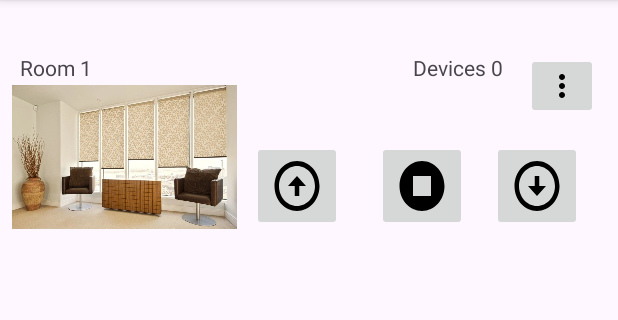
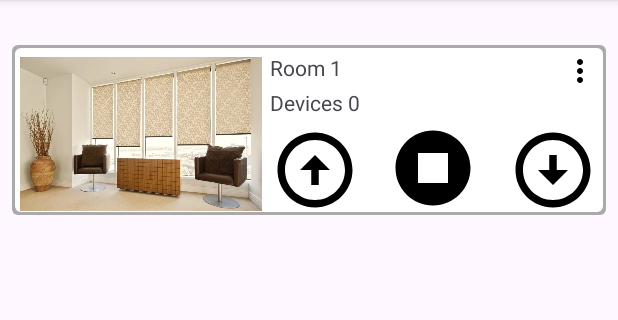
Before and after one commit to samoswall/LazyRoll-Android-App, an Android app: the screen it shows after launch (MainActivity), in the options menu, after a tap on "Add room", on a phone screen of 412 x 824 dp, the part 96-416 px from its top. Run offline under Robolectric (Android 15) with nearby library versions, the phone set to English and light mode, and no system bars.

Commit message:
7.11 0:28

```diff
--- a/app/src/main/AndroidManifest.xml
+++ b/app/src/main/AndroidManifest.xml
@@ -25,5 +25,7 @@
             </intent-filter>
         </activity>
     </application>
-
+    <uses-permission android:name="android.permission.ACCESS_WIFI_STATE" />
+    <uses-permission android:name="android.permission.CHANGE_WIFI_STATE" />
+    <uses-permission android:name="android.permission.ACCESS_FINE_LOCATION"/>
 </manifest>
--- a/app/src/main/java/com/example/lazyrolls/MainActivity.java
+++ b/app/src/main/java/com/example/lazyrolls/MainActivity.java
@@ -3,6 +3,7 @@ package com.example.lazyrolls;
 import androidx.annotation.NonNull;
 import androidx.appcompat.app.AppCompatActivity;
 
+import android.content.Intent;
 import android.graphics.drawable.Drawable;
 import android.os.Bundle;
 import android.text.Spannable;
@@ -76,6 +77,17 @@ public class MainActivity extends AppCompatActivity {
             //добавляем елементы в linearlayout
             linear.addView(view);
 
+            linear.setOnClickListener(new View.OnClickListener() {
+                @Override
+                public void onClick(View view) {
+                    //переходим с первой на вторую активность
+                    Intent intent = new Intent(MainActivity.this, RoomsActivity.class);
+                    intent.putExtra("name_room", "Room " + counter);
+                    MainActivity.this.startActivity(intent);
+                }
+            });
+
+
             // Referencing and Initializing the button
             ImageButton button_room_menu = (ImageButton) view.findViewById(R.id.room_menu_button);
             // Setting onClick behavior to the button
@@ -124,4 +136,5 @@ public class MainActivity extends AppCompatActivity {
     }
 
 
+
 }
--- /dev/null
+++ b/app/src/main/res/drawable/layout_shape.xml
@@ -0,0 +1,21 @@
+<?xml version="1.0" encoding="utf-8"?>
+<layer-list xmlns:android="http://schemas.android.com/apk/res/android">
+    <item >
+        <shape
+            android:shape="rectangle">
+            <solid android:color="@android:color/darker_gray" />
+            <corners android:radius="4dp"/>
+        </shape>
+    </item>
+    <item
+        android:right="2dp"
+        android:left="2dp"
+        android:bottom="2dp"
+        android:top="2dp">
+        <shape
+            android:shape="rectangle">
+            <solid android:color="@android:color/white"/>
+            <corners android:radius="4dp"/>
+        </shape>
+    </item>
+</layer-list>
--- a/app/src/main/res/layout/activity_main.xml
+++ b/app/src/main/res/layout/activity_main.xml
@@ -18,7 +18,8 @@
             android:layout_marginStart="8dp"
             android:layout_marginTop="30dp"
             android:layout_marginEnd="8dp"
-            android:orientation="vertical" />
+            android:orientation="vertical"
+            android:background="@drawable/layout_shape" />
     </ScrollView>
 
 </androidx.constraintlayout.widget.ConstraintLayout>
--- a/app/src/main/res/layout/layout_device.xml
+++ b/app/src/main/res/layout/layout_device.xml
@@ -6,7 +6,7 @@
     android:layout_height="match_parent">
 
     <TextView
-        android:id="@+id/textView2"
+        android:id="@+id/text_device_name"
         android:layout_width="wrap_content"
         android:layout_height="wrap_content"
         android:layout_marginStart="10dp"
@@ -16,14 +16,14 @@
         app:layout_constraintTop_toTopOf="parent" />
 
     <TextView
-        android:id="@+id/device_ip"
+        android:id="@+id/text_device_ip"
         android:layout_width="wrap_content"
         android:layout_height="wrap_content"
         android:layout_marginStart="10dp"
         android:layout_marginTop="10dp"
         android:text="Device IP:"
         app:layout_constraintStart_toStartOf="parent"
-        app:layout_constraintTop_toBottomOf="@+id/textView2" />
+        app:layout_constraintTop_toBottomOf="@+id/text_device_name" />
 
     <ImageButton
         android:id="@+id/imageButton"
--- a/app/src/main/res/layout/layout_rooms.xml
+++ b/app/src/main/res/layout/layout_rooms.xml
@@ -14,7 +14,9 @@
         android:layout_marginEnd="5dp"
         android:src="@drawable/baseline_more_vert_24"
         app:layout_constraintEnd_toEndOf="parent"
-        app:layout_constraintTop_toTopOf="parent" />
+        app:layout_constraintTop_toTopOf="parent"
+        android:background="@null"
+        android:scaleType="fitXY"/>
 
     <TextView
         android:id="@+id/room_name"
@@ -23,64 +25,67 @@
         android:layout_marginStart="5dp"
         android:layout_marginTop="5dp"
         android:text="Room"
-        app:layout_constraintStart_toStartOf="parent"
+        app:layout_constraintStart_toEndOf="@+id/image_room"
         app:layout_constraintTop_toTopOf="parent" />
 
     <TextView
         android:id="@+id/device_sum"
         android:layout_width="wrap_content"
         android:layout_height="wrap_content"
-        android:layout_marginTop="5dp"
-        android:layout_marginEnd="15dp"
+        android:layout_marginStart="5dp"
+        android:layout_marginTop="4dp"
         android:text="Devices 0"
-        app:layout_constraintEnd_toStartOf="@+id/room_menu_button"
-        app:layout_constraintTop_toTopOf="parent" />
+        app:layout_constraintStart_toEndOf="@+id/image_room"
+        app:layout_constraintTop_toBottomOf="@+id/room_name" />
 
     <ImageButton
         android:id="@+id/imageButton_up"
         android:layout_width="60dp"
         android:layout_height="60dp"
-        android:layout_marginStart="160dp"
-        android:layout_marginTop="64dp"
+        android:layout_marginStart="5dp"
+        android:layout_marginTop="5dp"
+        android:scaleType="fitXY"
         android:src="@drawable/baseline_arrow_circle_up_24"
-        android:scaleType="fitXY"
         android:visibility="visible"
-        app:layout_constraintStart_toStartOf="parent"
-        app:layout_constraintTop_toTopOf="parent" />
+        app:layout_constraintStart_toEndOf="@+id/image_room"
+        app:layout_constraintTop_toBottomOf="@+id/device_sum"
+        android:background="@null"/>
 
     <ImageButton
         android:id="@+id/imageButton_stop"
         android:layout_width="60dp"
         android:layout_height="60dp"
-        android:layout_marginStart="45dp"
-        android:layout_marginTop="64dp"
-        android:layout_marginEnd="45dp"
+        android:layout_marginTop="4dp"
         android:scaleType="fitXY"
         android:src="@drawable/baseline_stop_circle_24"
         android:visibility="visible"
         app:layout_constraintEnd_toStartOf="@+id/imageButton_down"
-        app:layout_constraintHorizontal_bias="0.444"
+        app:layout_constraintHorizontal_bias="0.49"
         app:layout_constraintStart_toEndOf="@+id/imageButton_up"
-        app:layout_constraintTop_toTopOf="parent" />
+        app:layout_constraintTop_toBottomOf="@+id/device_sum"
+        android:background="@null"/>
 
     <ImageButton
         android:id="@+id/imageButton_down"
         android:layout_width="60dp"
         android:layout_height="60dp"
-        android:layout_marginTop="64dp"
-        android:layout_marginEnd="16dp"
+        android:layout_marginTop="5dp"
+        android:layout_marginEnd="5dp"
+        android:scaleType="fitXY"
         android:src="@drawable/baseline_arrow_circle_down_24"
-        android:scaleType="fitXY"
         android:visibility="visible"
         app:layout_constraintEnd_toEndOf="parent"
-        app:layout_constraintTop_toTopOf="parent" />
+        app:layout_constraintTop_toBottomOf="@+id/device_sum"
+        android:background="@null"/>
 
     <ImageView
         android:id="@+id/image_room"
-        android:layout_width="150dp"
-        android:layout_height="100dp"
+        android:layout_width="161dp"
+        android:layout_height="108dp"
+        android:layout_marginStart="5dp"
+        android:layout_marginTop="5dp"
         android:src="@mipmap/room1"
-        app:layout_constraintTop_toBottomOf="@+id/room_name"
-        tools:layout_editor_absoluteX="5dp" />
+        app:layout_constraintStart_toStartOf="parent"
+        app:layout_constraintTop_toTopOf="parent" />
 
 </androidx.constraintlayout.widget.ConstraintLayout>
```
Also changed, not shown: app/src/main/java/com/example/lazyrolls/RoomsActivity.java (+61 -0 lines), app/src/main/res/layout/activity_rooms.xml (+2 -7 lines).
